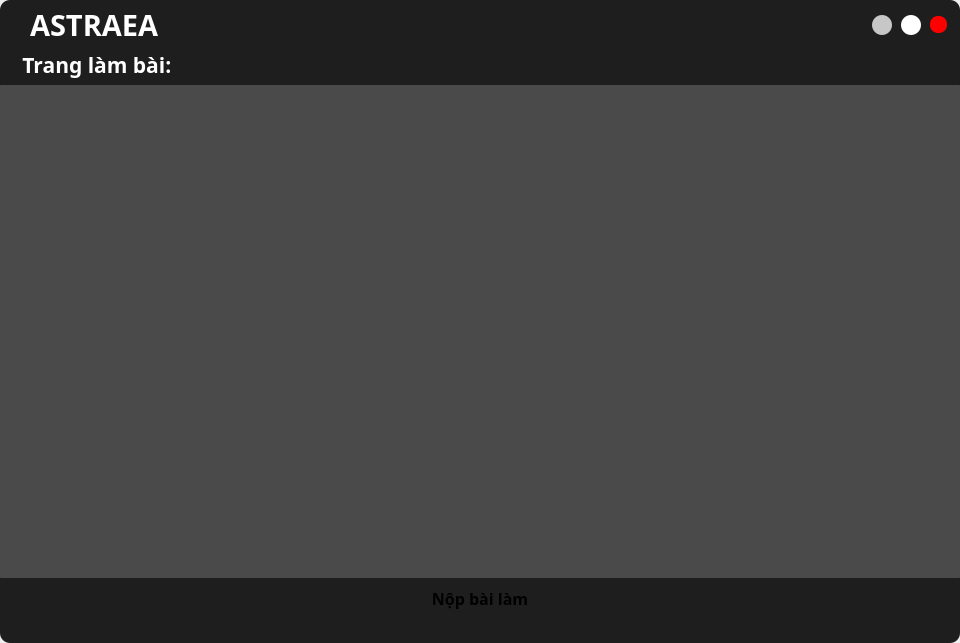
Old version of the form UI_Files/result_form.ui in the repository hoangm960/Astraea.
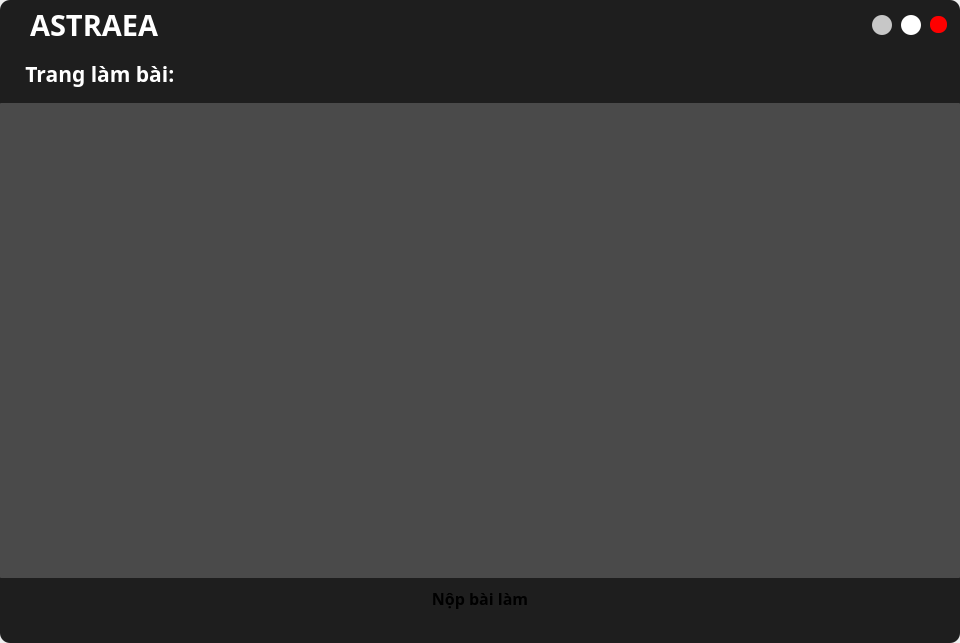
New version of the form.

What changed in the file:
```diff
--- a/UI_Files/result_form.ui
+++ b/UI_Files/result_form.ui
@@ -861,22 +861,7 @@
                    <property name="frameShadow">
                     <enum>QFrame::Raised</enum>
                    </property>
-                   <layout class="QVBoxLayout" name="verticalLayout_10">
-                    <property name="spacing">
-                     <number>0</number>
-                    </property>
-                    <property name="leftMargin">
-                     <number>6</number>
-                    </property>
-                    <property name="topMargin">
-                     <number>0</number>
-                    </property>
-                    <property name="rightMargin">
-                     <number>0</number>
-                    </property>
-                    <property name="bottomMargin">
-                     <number>0</number>
-                    </property>
+                   <layout class="QHBoxLayout" name="horizontalLayout_3">
                     <item>
                      <widget class="QLabel" name="label">
                       <property name="font">
@@ -986,7 +971,7 @@
                          <x>0</x>
                          <y>0</y>
                          <width>960</width>
-                         <height>493</height>
+                         <height>475</height>
                         </rect>
                        </property>
                       </widget>
```
Left out of the diff: 2 changed lines with no effect on the pictures.
